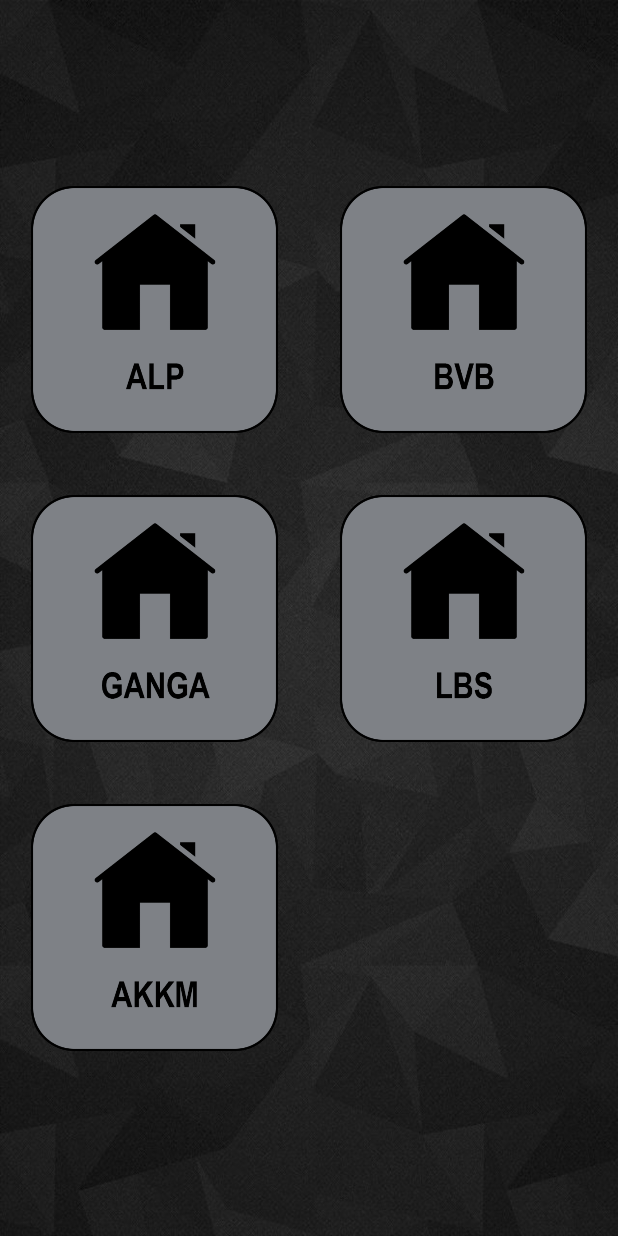
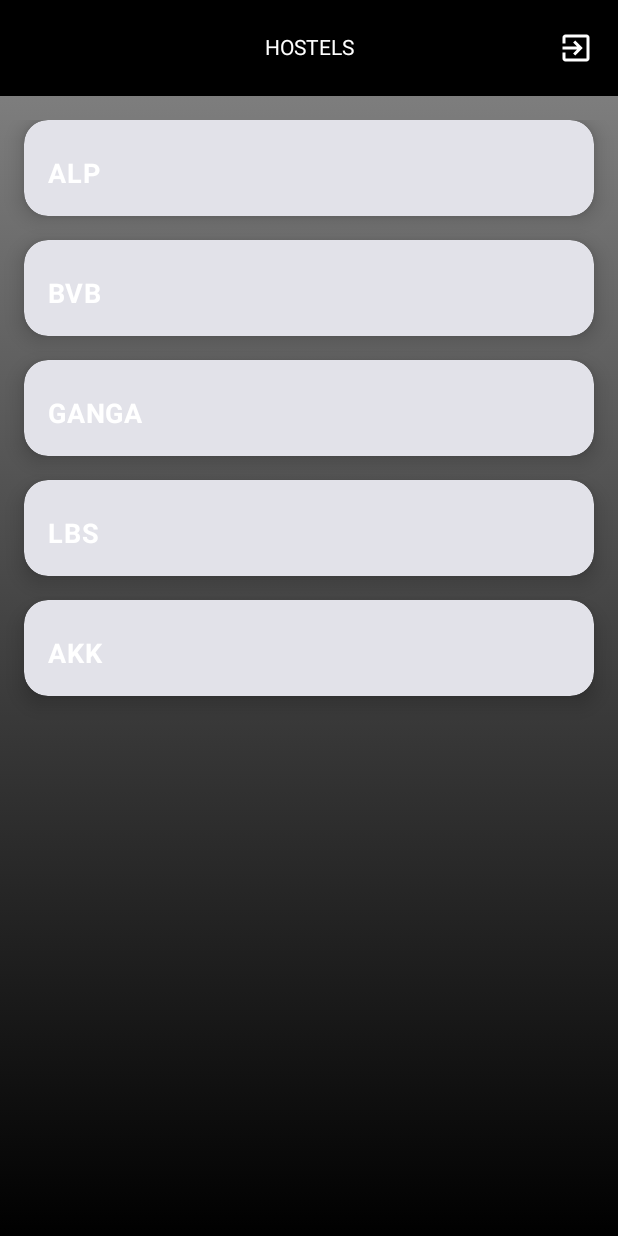
Before and after one commit to SHRAVANBISEN/newwhostel, an Android app built with Jetpack Compose: the PrincipleScreen screen opened through its navigation route, on a phone screen of 412 x 824 dp. Run offline under Robolectric (Android 15) with nearby library versions, the phone set to English and light mode, and no system bars; our stand-ins replace Firebase (no records; nobody signed in at launch, a user with empty details on screens opened directly), accompanist, livedata-compose.

Commit message:
leatesr code

```diff
--- a/app/build.gradle.kts
+++ b/app/build.gradle.kts
@@ -83,7 +83,11 @@ dependencies {
     implementation("androidx.activity:activity-compose:1.8.0")
     implementation(platform("androidx.compose:compose-bom:2023.08.00"))
     implementation("androidx.compose.ui:ui")
+
+    //for using lottifiles
     implementation ("com.airbnb.android:lottie-compose:6.0.0")
+
+
     implementation("androidx.core:core-splashscreen:1.0.0")
     implementation("androidx.compose.ui:ui-graphics")
     implementation("androidx.compose.ui:ui-tooling-preview")
--- a/app/src/main/java/eu/tutorials/chatroomapp/data/Navigation.kt
+++ b/app/src/main/java/eu/tutorials/chatroomapp/data/Navigation.kt
@@ -52,7 +52,9 @@ fun NavigationGraph(
             DefaultView(navController = navController ,authViewModel = authViewModel)
         }
         composable(Screen.PrincipleScreen.route) {
-            PrincipleScreen(navController = navController )
+            PrincipleScreen( navController = navController,
+                viewModel = wishViewModel,
+                authViewModel = authViewModel)
         }
         composable(Screen.LoginScreen.route) {
             LoginScreen(
--- a/app/src/main/java/eu/tutorials/chatroomapp/screen/BVBHOSTEL.kt
+++ b/app/src/main/java/eu/tutorials/chatroomapp/screen/BVBHOSTEL.kt
@@ -95,17 +95,7 @@ fun BVBVIEW(
                     }
                 },
                 title = { Text(text = "BVB Problems", color = colorResource(id = R.color.white)) },
-                actions = {
-                    IconButton(onClick = {
-                        authViewModel.logout()
-                        navController.navigate(Screen.DefaultScreen.route) {
-                            popUpTo(Screen.BVBHOSTEL.route) { inclusive = true }
-                            popUpTo(0) // Ensure to pop to the root
-                        }
-                    }) {
-                        Icon(Icons.Default.ExitToApp, contentDescription = "Logout", tint = Color.White)
-                    }
-                }
+
             )
         }
     ) {
--- a/app/src/main/java/eu/tutorials/chatroomapp/screen/PrincipleScreen.kt
+++ b/app/src/main/java/eu/tutorials/chatroomapp/screen/PrincipleScreen.kt
@@ -1,34 +1,51 @@
 package eu.tutorials.chatroomapp.screen
 
+import AuthViewModel
+import WishViewModel
+import android.annotation.SuppressLint
+import androidx.compose.animation.Crossfade
+import androidx.compose.animation.core.animateFloatAsState
+import androidx.compose.animation.core.tween
 import androidx.compose.foundation.Image
+import androidx.compose.foundation.background
 import androidx.compose.foundation.clickable
 import androidx.compose.foundation.layout.*
 import androidx.compose.foundation.lazy.grid.GridCells
 import androidx.compose.foundation.lazy.grid.LazyVerticalGrid
 import androidx.compose.foundation.lazy.grid.items
-import androidx.compose.material3.CenterAlignedTopAppBar
-import androidx.compose.material3.ExperimentalMaterial3Api
-import androidx.compose.material3.TopAppBarDefaults
-import androidx.compose.runtime.Composable
-import androidx.compose.runtime.LaunchedEffect
+import androidx.compose.foundation.shape.RoundedCornerShape
+import androidx.compose.material.icons.Icons
+import androidx.compose.material.icons.filled.ArrowBack
+import androidx.compose.material.icons.filled.ExitToApp
+import androidx.compose.material3.*
+import androidx.compose.runtime.*
 import androidx.compose.ui.Alignment
 import androidx.compose.ui.Modifier
+import androidx.compose.ui.draw.shadow
+import androidx.compose.ui.graphics.Brush
 import androidx.compose.ui.graphics.Color
-import androidx.compose.ui.graphics.painter.Painter
+import androidx.compose.ui.graphics.graphicsLayer
 import androidx.compose.ui.layout.ContentScale
 import androidx.compose.ui.res.colorResource
 import androidx.compose.ui.res.painterResource
+import androidx.compose.ui.text.font.FontWeight
 import androidx.compose.ui.unit.dp
 import androidx.compose.ui.unit.sp
+import androidx.lifecycle.viewmodel.compose.viewModel
 import androidx.navigation.NavController
 import com.google.accompanist.systemuicontroller.rememberSystemUiController
 import eu.tutorials.chatroomapp.R
 import eu.tutorials.chatroomapp.Screen
+
+@Composable
 @OptIn(ExperimentalMaterial3Api::class)
-@Composable
-fun PrincipleScreen(navController: NavController) {
+fun PrincipleScreen(
+    navController: NavController,
+    viewModel: WishViewModel = viewModel(),
+    authViewModel: AuthViewModel = viewModel()
+) {
 
-
+    // Set up the system UI controller for status bar colors
     val systemUiController = rememberSystemUiController()
     val statusBarColor = Color.Black
     LaunchedEffect(true) {
@@ -37,23 +54,62 @@ fun PrincipleScreen(navController: NavController) {
             darkIcons = true
         )
     }
-    val backgroundImage: Painter = painterResource(id = R.drawable.ucbg)
 
-    Box(modifier = Modifier.fillMaxSize()) {
-        Image(
-            painter = backgroundImage,
-            contentDescription = null,
-            contentScale = ContentScale.FillBounds,
-            modifier = Modifier.fillMaxSize()
+    // Scaffold layout with a top bar
+    Scaffold(
+        topBar = {
+            CenterAlignedTopAppBar(
+                modifier = Modifier.fillMaxWidth(),
+                scrollBehavior = TopAppBarDefaults.pinnedScrollBehavior(),
+                colors = TopAppBarDefaults.centerAlignedTopAppBarColors(
+                    containerColor = colorResource(id = R.color.black)
+                ),
+
+                title = {
+                    androidx.compose.material.Text(
+                        text = "HOSTELS",
+                        color = colorResource(id = R.color.white)
                     )
+                },
+                actions = {
+                    androidx.compose.material.IconButton(onClick = {
+                        authViewModel.logout()
+                        navController.navigate(Screen.DefaultScreen.route) {
+                            popUpTo(Screen.BVBHOSTEL.route) { inclusive = true }
+                            popUpTo(0) // Ensure to pop to the root
+                        }
+                    }) {
+                        androidx.compose.material.Icon(
+                            Icons.Default.ExitToApp,
+                            contentDescription = "Logout",
+                            tint = Color.White
+                        )
+                    }
+                }
+            )
+        },
+        content = { paddingValues -> // Pass padding from scaffold to content
+            Box(
+                modifier = Modifier
+                    .fillMaxSize()
+                    .background(
+                        brush = Brush.verticalGradient(
+                            colors = listOf(Color.Gray, Color.Black)
+                        )
+                    )
+                    .padding(paddingValues) // Apply padding from the scaffold content
+            ) {
+                // Define categories
+                val categories = listOf("ALP", "BVB", "GANGA", "LBS", "AKK")
 
-
-        val categories = listOf("ALP", "BVB", "GANGA", "LBS", "AKK")
+                // Lazy Grid Layout for displaying the items
                 LazyVerticalGrid(
-            GridCells.Fixed(2),
-            modifier = Modifier.fillMaxSize(),
-            verticalArrangement = Arrangement.Center,
-            horizontalArrangement = Arrangement.Center
+                    columns = GridCells.Fixed(1), // You can change this to GridCells.Fixed(2) for two columns
+                    modifier = Modifier
+                        .fillMaxSize()
+                        .padding(16.dp), // Spacing for better aesthetics
+                    verticalArrangement = Arrangement.spacedBy(16.dp),
+                    horizontalArrangement = Arrangement.spacedBy(16.dp)
                 ) {
                     items(categories) { cat ->
                         BrowserItem(navController, cat)
@@ -61,7 +117,9 @@ fun PrincipleScreen(navController: NavController) {
                 }
             }
         }
-
+    )
+}
+@SuppressLint("UnusedCrossfadeTargetStateParameter")
 @Composable
 fun BrowserItem(navController: NavController, cat: String) {
     // Map of category images
@@ -76,18 +134,49 @@ fun BrowserItem(navController: NavController, cat: String) {
     // Get drawable from the map or use a default
     val drawable = categoryImages[cat] ?: R.drawable.ucbg
 
+    // Add animation on click
+    var clicked by remember { mutableStateOf(false) }
+    val scale = animateFloatAsState(
+        targetValue = if (clicked) 1.1f else 1f, // Scale up when clicked
+        animationSpec = tween(durationMillis = 300)
+    )
+
+    // Card with shadow and corner rounding for better look
+    Card(
+        shape = RoundedCornerShape(16.dp),
+        modifier = Modifier
+            .fillMaxWidth()
+            .shadow(8.dp, RoundedCornerShape(16.dp))
+            .clickable {
+                clicked = !clicked
+                navigateToScreen(navController, cat)
+            },
+        elevation = CardDefaults.cardElevation(8.dp)
+    ) {
         Column(
             verticalArrangement = Arrangement.Center,
             horizontalAlignment = Alignment.CenterHorizontally,
             modifier = Modifier
-            .padding(4.dp)
-            .clickable { navigateToScreen(navController, cat) } // Call navigateToScreen here
+                .padding(16.dp)
+                .graphicsLayer(
+                    scaleX = scale.value,
+                    scaleY = scale.value
+                )
         ) {
-        Image(
-            painter = painterResource(id = drawable),
-            contentDescription = cat,
-            modifier = Modifier.fillMaxWidth().padding(16.dp) // Adjust the size if needed
+            // Image with Crossfade animation
+            Crossfade(targetState = clicked) {
+
+            }
+
+            // Category Text
+            Text(
+                text = cat,
+                fontSize = 18.sp,
+                fontWeight = FontWeight.Bold,
+                color = Color.White,
+                modifier = Modifier.padding(top = 8.dp)
             )
+        }
     }
 }
 
@@ -95,12 +184,9 @@ fun navigateToScreen(navController: NavController, cat: String) {
     when (cat) {
         "BVB" -> navController.navigate(Screen.BVBHOSTEL.route)
         "LBS" -> navController.navigate(Screen.LBSHOSTEL.route)
-        "AKK"-> navController.navigate(Screen.AKKAM.route)
-        "ALP"-> navController.navigate(Screen.ALPHOSTEL.route)
-        "GANGA"-> navController.navigate(Screen.GANGA.route)
-
-
-
+        "AKK" -> navController.navigate(Screen.AKKAM.route)
+        "ALP" -> navController.navigate(Screen.ALPHOSTEL.route)
+        "GANGA" -> navController.navigate(Screen.GANGA.route)
         // Add other cases if needed
     }
 }
--- a/app/src/main/res/values/themes.xml
+++ b/app/src/main/res/values/themes.xml
@@ -4,11 +4,10 @@
     <style name="Theme.ChatRoomApp" parent="android:Theme.Material.Light.NoActionBar" />
 
 
-
     <style name="Theme.App.Splashscreen" parent= "Theme.SplashScreen">
-        <item name="windowSplashScreenBackground">@color/nmb</item>
+        <item name="windowSplashScreenBackground">@color/black</item>
         <item name="windowSplashScreenAnimatedIcon">@drawable/avd_hosty</item>
-        <item name="android:windowSplashScreenBrandingImage" tools:ignore="NewApi">@drawable/devogs</item>
+        <item name="android:windowSplashScreenBrandingImage" tools:ignore="NewApi">@drawable/devwhite</item>
         <item name="postSplashScreenTheme">@style/Theme.ChatRoomApp</item>
     </style>
 
```
Also changed, not shown: app/src/main/res/drawable/devwhite.png (added). Lines whose indentation alone changed are shown as unchanged.
